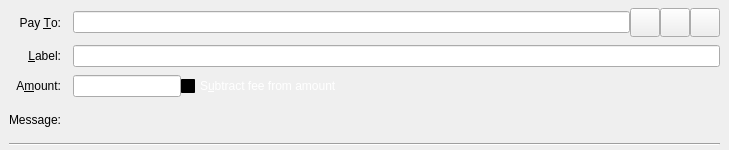
Above: src/qt/forms/sendcoinsentry.ui from duality-solutions/Dynamic before the change. Below: the same form after it.
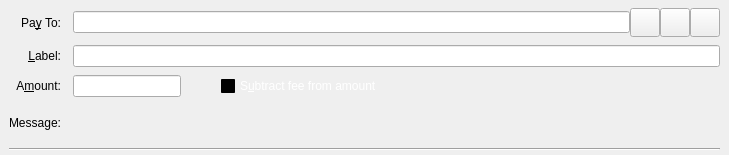
That is the form after the change. Custom widgets are drawn as their Qt base class.

Commit message: [Qt] Add spacer between send amount and include fee checkbox

What changed in the file:
```diff
--- a/src/qt/forms/sendcoinsentry.ui
+++ b/src/qt/forms/sendcoinsentry.ui
@@ -7,7 +7,7 @@
     <x>0</x>
     <y>0</y>
     <width>729</width>
-    <height>150</height>
+    <height>155</height>
    </rect>
   </property>
   <property name="focusPolicy">
@@ -39,7 +39,7 @@
     <item row="0" column="0">
      <widget class="QLabel" name="payToLabel">
       <property name="text">
-       <string>Pay &amp;To:</string>
+       <string>Pa&amp;y To:</string>
       </property>
       <property name="alignment">
        <set>Qt::AlignRight|Qt::AlignTrailing|Qt::AlignVCenter</set>
@@ -151,12 +151,31 @@
      </widget>
     </item>
     <item row="2" column="1">
-     <layout class="QHBoxLayout" name="horizontalLayoutAmount" stretch="0,1">
+     <layout class="QHBoxLayout" name="horizontalLayoutAmount" stretch="0,0,1">
       <item>
        <widget class="DynamicAmountField" name="payAmount"/>
       </item>
+      <item>
+       <spacer name="horizontalSpacer">
+        <property name="orientation">
+         <enum>Qt::Horizontal</enum>
+        </property>
+        <property name="sizeHint" stdset="0">
+         <size>
+          <width>40</width>
+          <height>20</height>
+         </size>
+        </property>
+       </spacer>
+      </item>
       <item>
        <widget class="QCheckBox" name="checkboxSubtractFeeFromAmount">
+        <property name="maximumSize">
+         <size>
+          <width>16777215</width>
+          <height>16777215</height>
+         </size>
+        </property>
         <property name="palette">
          <palette>
           <active>
```
Left out of the diff: 4 changed lines with no effect on the pictures.
